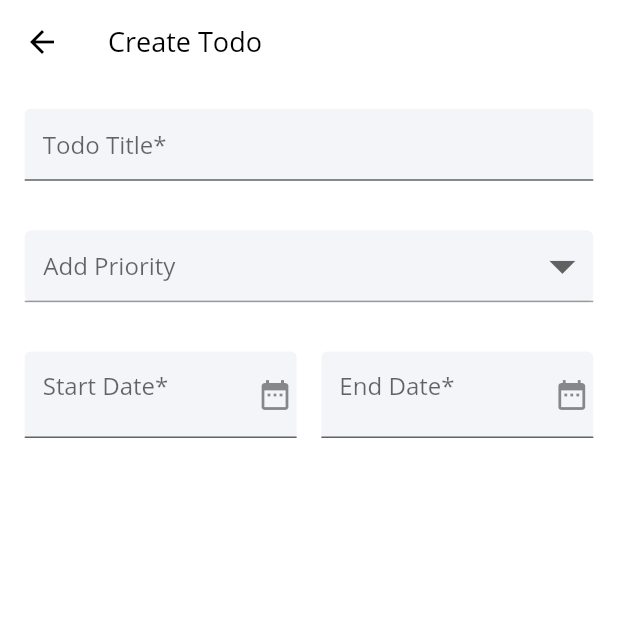
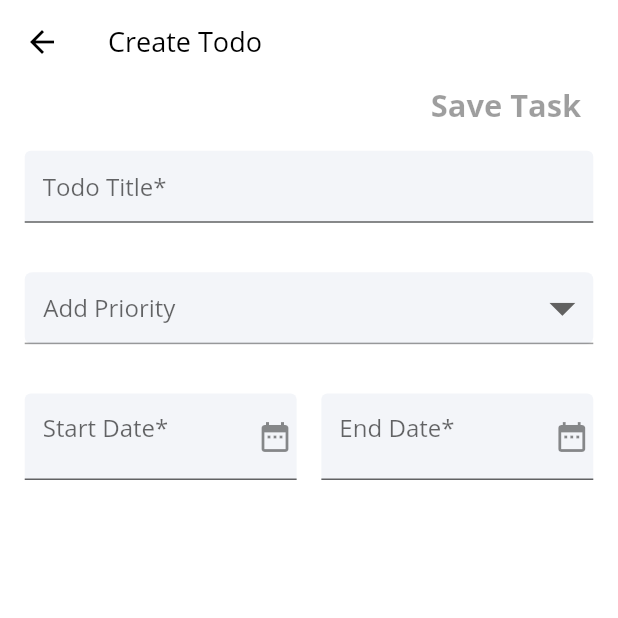
Before and after one commit to Jaineel-Mamtora/ToDo-List, a Flutter app: the HomeScreen screen opened by its route, after a tap on the "add" icon, on a phone screen of 412 x 824 dp, the top half of it. Run offline on Flutter 3.47's test engine with Material 2 defaults, Android fonts, the phone set to English and light mode, and no system bars; our stand-ins replace cloud_firestore, email_validator, firebase_auth, fluttertoast; accounts and stored records are empty.

Commit message:
added: CustomTodoListTile to show Todos

```diff
--- a/lib/providers/FirebaseAuthenticationService.dart
+++ b/lib/providers/FirebaseAuthenticationService.dart
@@ -38,11 +38,9 @@ class FirebaseAuthenticationService {
       AuthResult result = await _auth.createUserWithEmailAndPassword(
           email: email, password: password);
       FirebaseUser user = result.user;
-      user.sendEmailVerification();
       print(user.uid);
       Navigator.of(context).pushReplacementNamed(HomeScreen.routeName);
     } on PlatformException catch (e) {
-      switchLoading();
       switchLoading();
       print(e.code);
       switch (e.code) {
--- /dev/null
+++ b/lib/providers/Todo.dart
@@ -0,0 +1,24 @@
+import 'package:cloud_firestore/cloud_firestore.dart';
+
+class Todo {
+  final String title;
+  final String priority;
+  final Timestamp startTime;
+  final Timestamp endTime;
+
+  Todo({
+    this.title,
+    this.priority,
+    this.startTime,
+    this.endTime,
+  });
+
+  Map<dynamic, dynamic> toMap() {
+    return {
+      'title': title,
+      'priority': priority,
+      'startTime': startTime,
+      'endTime': endTime,
+    };
+  }
+}
--- /dev/null
+++ b/lib/providers/TodoProvider.dart
@@ -0,0 +1,39 @@
+import 'package:fluttertoast/fluttertoast.dart';
+import 'package:firebase_auth/firebase_auth.dart';
+import 'package:cloud_firestore/cloud_firestore.dart';
+
+import './Todo.dart';
+
+class TodoProvider {
+  static Future<void> uploadTodo({
+    String title,
+    String priority,
+    Timestamp startTime,
+    Timestamp endTime,
+  }) async {
+    FirebaseUser user = await FirebaseAuth.instance.currentUser();
+    List<Todo> todoList = [];
+    if (title.isEmpty ||
+        priority.isEmpty ||
+        startTime == null ||
+        endTime == null) {
+      Fluttertoast.showToast(msg: "Please enter all the details");
+      return;
+    }
+
+    Todo todo = Todo(
+      title: title,
+      priority: priority,
+      startTime: startTime,
+      endTime: endTime,
+    );
+
+    todoList.add(todo);
+    print(todo.title);
+
+    await Firestore.instance.collection('users').document(user.uid).updateData({
+      'todos': FieldValue.arrayUnion(
+          todoList.map((todoItem) => todoItem.toMap()).toList()),
+    });
+  }
+}
--- a/lib/screens/HomeScreen.dart
+++ b/lib/screens/HomeScreen.dart
@@ -4,7 +4,9 @@ import 'package:firebase_auth/firebase_auth.dart';
 import 'package:cloud_firestore/cloud_firestore.dart';
 
 import './TodoScreen.dart';
+import '../providers/Todo.dart';
 import '../providers/FirebaseAuthenticationService.dart';
+import '../widgets/CustomTodoListTile.dart';
 
 class HomeScreen extends StatefulWidget {
   static const routeName = '/home';
@@ -18,7 +20,7 @@ class _HomeScreenState extends State<HomeScreen> {
 
   @override
   Widget build(BuildContext context) {
-    double height = MediaQuery.of(context).size.height;
+    Size deviceSize = MediaQuery.of(context).size;
     double statusBarHeight = MediaQuery.of(context).padding.top;
     final user = Provider.of<FirebaseUser>(context);
     return Scaffold(
@@ -33,15 +35,32 @@ class _HomeScreenState extends State<HomeScreen> {
         child: Column(
           children: <Widget>[
             Expanded(
-              child: SingleChildScrollView(
-                child: Column(
-                  children: <Widget>[
-                    user != null
-                        ? StreamBuilder<QuerySnapshot>(
+              child: user != null
+                  ? SingleChildScrollView(
+                      child: Column(
+                        children: <Widget>[
+                          Row(
+                            children: <Widget>[
+                              Container(
+                                margin: EdgeInsets.symmetric(
+                                  horizontal: deviceSize.width * 0.04,
+                                  vertical: deviceSize.height * 0.02,
+                                ),
+                                child: Text(
+                                  'All Todo',
+                                  style: TextStyle(
+                                    fontSize: deviceSize.height * 0.03,
+                                    fontWeight: FontWeight.bold,
+                                  ),
+                                ),
+                              ),
+                            ],
+                          ),
+                          // CustomTodoListTile(),
+                          StreamBuilder<DocumentSnapshot>(
                             stream: Firestore.instance
                                 .collection('users')
                                 .document(user.uid)
-                                .collection('todo')
                                 .snapshots(),
                             builder: (context, snapshot) {
                               if (!snapshot.hasData) {
@@ -54,18 +73,64 @@ class _HomeScreenState extends State<HomeScreen> {
                                   ),
                                 );
                               }
-                              // List<DocumentSnapshot> docs = snapshot.data.documents;
 
-                              return Container();
+                              DocumentSnapshot doc = snapshot.data;
+                              List<CustomTodoListTile> todoListTile = [];
+
+                              if (doc.data.isEmpty) {
+                                return Container(
+                                  margin: EdgeInsets.only(
+                                    top: deviceSize.height * 0.35,
+                                  ),
+                                  child: Text(
+                                    "Oops! Your Todo List is Empty\nPress '+' Button to Add",
+                                    textAlign: TextAlign.center,
+                                    style: TextStyle(
+                                      fontSize: 18,
+                                      color: Colors.grey,
+                                    ),
+                                  ),
+                                );
+                              }
+
+                              List<Todo> todos = List.from(doc.data['todos'])
+                                  .map(
+                                    (todo) => Todo(
+                                      title: todo['title'],
+                                      endTime: todo['endTime'],
+                                      priority: todo['priority'],
+                                      startTime: todo['startTime'],
+                                    ),
+                                  )
+                                  .toList();
+
+                              todos.forEach((todo) {
+                                todoListTile.add(
+                                  CustomTodoListTile(
+                                    title: todo.title,
+                                    priority: todo.priority,
+                                    startTime: todo.startTime,
+                                    endTime: todo.endTime,
+                                  ),
+                                );
+                              });
+
+                              if (todoListTile.isEmpty) {
+                                return Image.asset('assets/images/waiting.png');
+                              }
+
+                              return Column(
+                                children: todoListTile,
+                              );
                             },
                           )
-                        : Container(),
-                  ],
-                ),
-              ),
+                        ],
+                      ),
+                    )
+                  : Container(),
             ),
             Container(
-              height: height * 0.065,
+              height: deviceSize.height * 0.065,
               color: Colors.white,
               child: ListTile(
                 leading: IconButton(
@@ -101,7 +166,7 @@ class _HomeScreenState extends State<HomeScreen> {
         materialTapTargetSize: MaterialTapTargetSize.shrinkWrap,
         child: Icon(
           Icons.add,
-          size: height * 0.04,
+          size: deviceSize.height * 0.04,
           color: Theme.of(context).accentColor,
         ),
       ),
--- a/lib/screens/TodoScreen.dart
+++ b/lib/screens/TodoScreen.dart
@@ -1,6 +1,9 @@
+import 'package:cloud_firestore/cloud_firestore.dart';
 import 'package:flutter/material.dart';
 import 'package:intl/intl.dart';
 import 'package:fluttertoast/fluttertoast.dart';
+
+import '../providers/TodoProvider.dart';
 
 class TodoScreen extends StatefulWidget {
   static const routeName = '/todo';
@@ -97,6 +100,39 @@ class _TodoScreenState extends State<TodoScreen> {
       body: SingleChildScrollView(
         child: Column(
           children: <Widget>[
+            Container(
+              margin: EdgeInsets.only(
+                right: deviceSize.width * 0.04,
+              ),
+              child: Row(
+                mainAxisAlignment: MainAxisAlignment.end,
+                children: <Widget>[
+                  FlatButton(
+                    materialTapTargetSize: MaterialTapTargetSize.shrinkWrap,
+                    visualDensity: VisualDensity.compact,
+                    child: Text(
+                      'Save Task',
+                      style: TextStyle(
+                        fontSize: deviceSize.height * 0.025,
+                        fontWeight: FontWeight.bold,
+                      ),
+                    ),
+                    onPressed: (_titleController.text == '' ||
+                            _startDateController.text == '' ||
+                            _endDateController.text == '')
+                        ? null
+                        : () {
+                            TodoProvider.uploadTodo(
+                              title: _titleController.text,
+                              priority: _selectedPriority,
+                              startTime: Timestamp.fromDate(_pickedStartDate),
+                              endTime: Timestamp.fromDate(_pickedEndDate),
+                            );
+                          },
+                  ),
+                ],
+              ),
+            ),
             Container(
               padding: EdgeInsets.symmetric(
                 horizontal: deviceSize.width * 0.04,
```
Also changed, not shown: lib/screens/InitScreen.dart (+3 -6 lines), lib/widgets/CustomTodoListTile.dart (added, +63 -0 lines), 1 other file.
